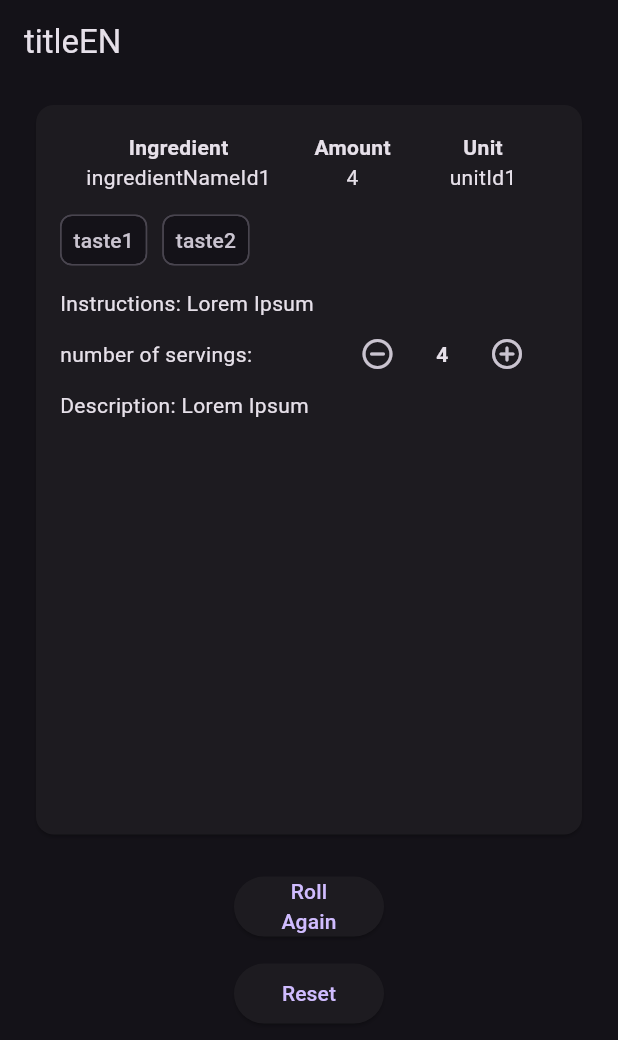
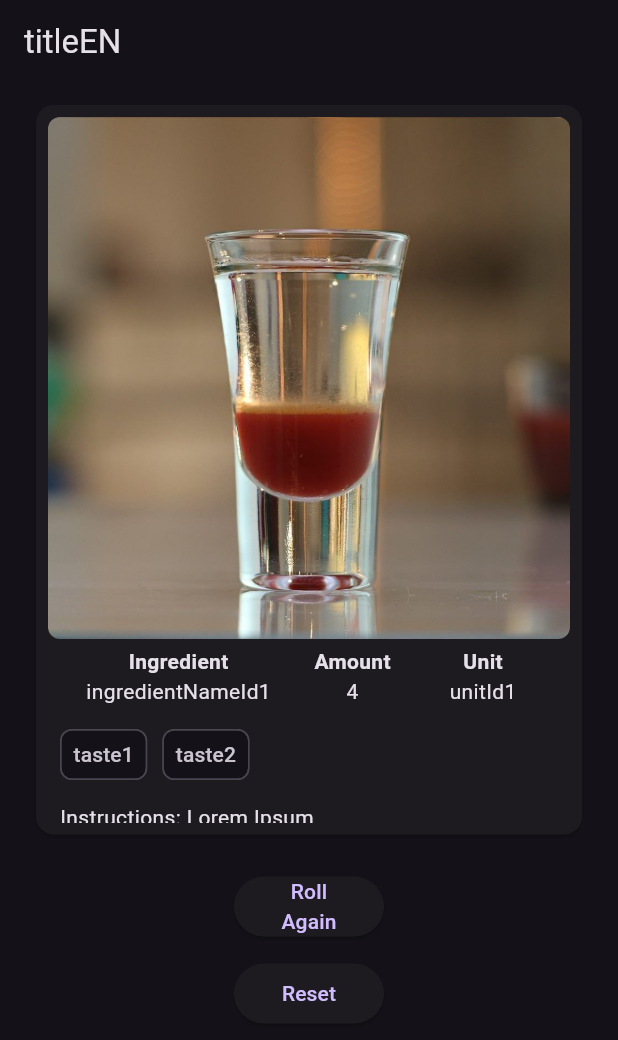
Before and after one commit to fildogan/shot_roulette, a Flutter app: the screen it shows after launch, after a tap on "Roll Shot", on a phone screen of 412 x 824 dp. Shown: the top 1040 px of the screen. Run offline on Flutter 3.47's test engine with Material 3 defaults, Android fonts, the phone set to English and light mode, and no system bars; our stand-ins replace bloc, flutter_bloc, freezed_annotation, injectable.

Commit message:
Add shot image

```diff
--- a/lib/features/roll_shot/widgets/shot_recipe_card.dart
+++ b/lib/features/roll_shot/widgets/shot_recipe_card.dart
@@ -24,7 +24,16 @@ class ShotRecipeCard extends StatelessWidget {
           child: Column(
             crossAxisAlignment: CrossAxisAlignment.start,
             children: [
-              const SizedBox(height: 10),
+              Center(
+                child: ClipRRect(
+                    borderRadius: const BorderRadius.all(Radius.circular(8.0)),
+                    child: Image.asset(
+                      'assets/images/Mad-Dog.jpg',
+                      fit: BoxFit.fill,
+                      width: double.infinity,
+                    )),
+              ),
+              const SizedBox(height: 5),
               Table(
                 columnWidths: const <int, TableColumnWidth>{
                   0: IntrinsicColumnWidth(flex: 3),
```
Also changed, not shown: assets/images/Mad-Dog.jpg (added).
